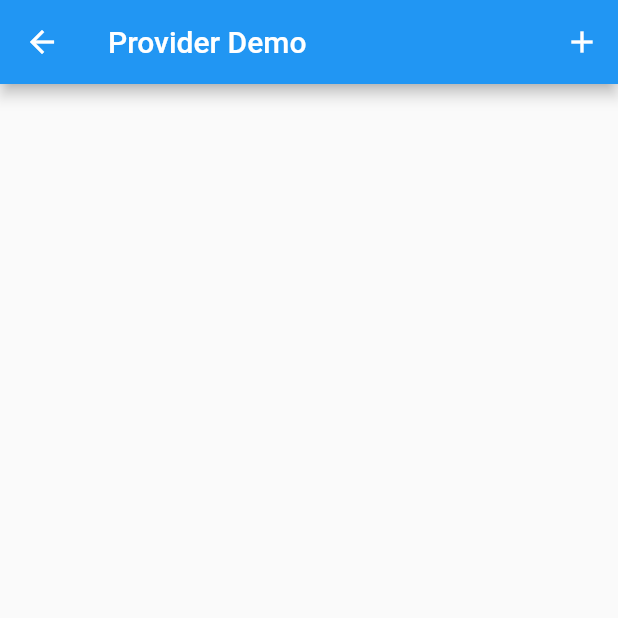
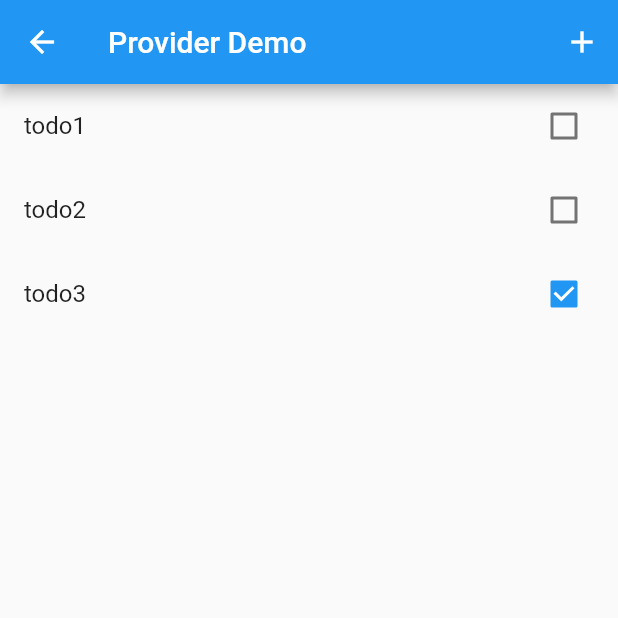
Before and after one commit to flutter-org/riverpod_example, a Flutter app: the screen it shows after launch, after a tap on "Provider Demo", on a phone screen of 412 x 824 dp, the top half of it. Run offline on Flutter 3.47's test engine with Material 2 defaults, Android fonts, the phone set to English and light mode, and no system bars; our stand-ins replace flutter_riverpod, go_router.

Commit message:
AsyncNotifierProvider

```diff
--- a/lib/provider/riverpod.dart
+++ b/lib/provider/riverpod.dart
@@ -1,6 +1,7 @@
 import 'package:flutter_riverpod/flutter_riverpod.dart';
 import 'package:riverpod_example/Provider/todos_notifier.dart';
 import 'package:riverpod_example/model/todo.dart';
+import 'package:riverpod_example/provider/async_todos_notifier.dart';
 
 final todosProvider = NotifierProvider<TodosNotifier, List<Todo>>(() {
   return TodosNotifier();
@@ -13,3 +14,8 @@ final completedTodosProvider = Provider<List<Todo>>((ref) {
   /// 我们只返回完成的待办事项
   return todos.where((todo) => todo.completed).toList();
 });
+
+/// 最后，我们使用NotifierProvider来允许UI与我们的TodosNotifier类交互。
+final asyncTodosProvider = AsyncNotifierProvider<AsyncTodosNotifier, List<Todo>>(() {
+  return AsyncTodosNotifier();
+});
--- /dev/null
+++ b/lib/widgets/async_todo_list_view.dart
@@ -0,0 +1,28 @@
+import 'package:flutter/material.dart';
+import 'package:flutter_riverpod/flutter_riverpod.dart';
+import 'package:riverpod_example/provider/riverpod.dart';
+
+class AsyncTodoListView extends ConsumerWidget {
+  const AsyncTodoListView({Key? key}) : super(key: key);
+
+  @override
+  Widget build(BuildContext context, WidgetRef ref) {
+    final asyncTodos = ref.watch(asyncTodosProvider);
+    return asyncTodos.when(
+      data: (todos) => ListView(
+        children: [
+          for (final todo in todos)
+            CheckboxListTile(
+              value: todo.completed,
+              onChanged: (value) => ref.read(asyncTodosProvider.notifier).toggle(todo.id),
+              title: Text(todo.description),
+            ),
+        ],
+      ),
+      loading: () => const Center(
+        child: CircularProgressIndicator(),
+      ),
+      error: (err, stack) => Text('Error: $err'),
+    );
+  }
+}
--- a/lib/widgets/provider_page.dart
+++ b/lib/widgets/provider_page.dart
@@ -1,6 +1,7 @@
 import 'package:flutter/material.dart';
 import 'package:flutter_riverpod/flutter_riverpod.dart';
 import 'package:riverpod_example/provider/riverpod.dart';
+import 'package:riverpod_example/widgets/async_todo_list_view.dart';
 import 'package:riverpod_example/widgets/todo_list_view.dart';
 
 class ProviderPage extends StatelessWidget {
@@ -13,8 +14,7 @@ class ProviderPage extends StatelessWidget {
         title: const Text('Provider Demo'),
         actions: [
           IconButton(
-            onPressed: () {
-            },
+            onPressed: () {},
             icon: const Icon(Icons.add),
           ),
         ],
@@ -24,7 +24,7 @@ class ProviderPage extends StatelessWidget {
           final completedTodos = ref.watch(completedTodosProvider);
 
           /// TODO show the todos using a ListView/GridView/...
-          return const TodoListView();
+          return const AsyncTodoListView();
         },
       ),
     );
```
Also changed, not shown: lib/model/http.dart (added, +31 -0 lines), lib/model/todo.dart (+14 -0 lines), lib/provider/async_todos_notifier.dart (added, +56 -0 lines).
